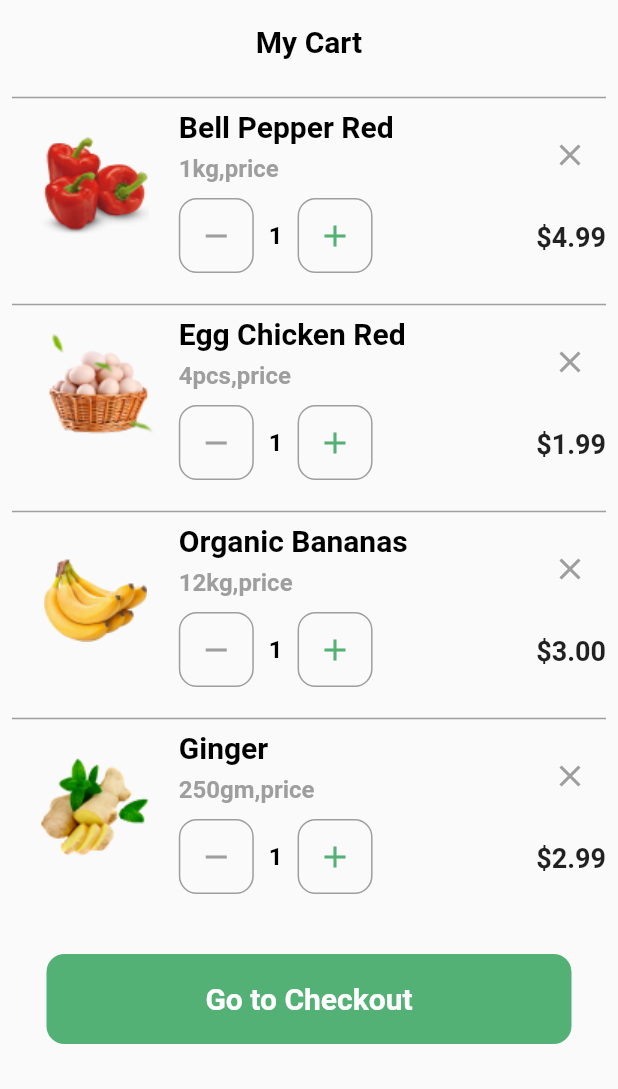
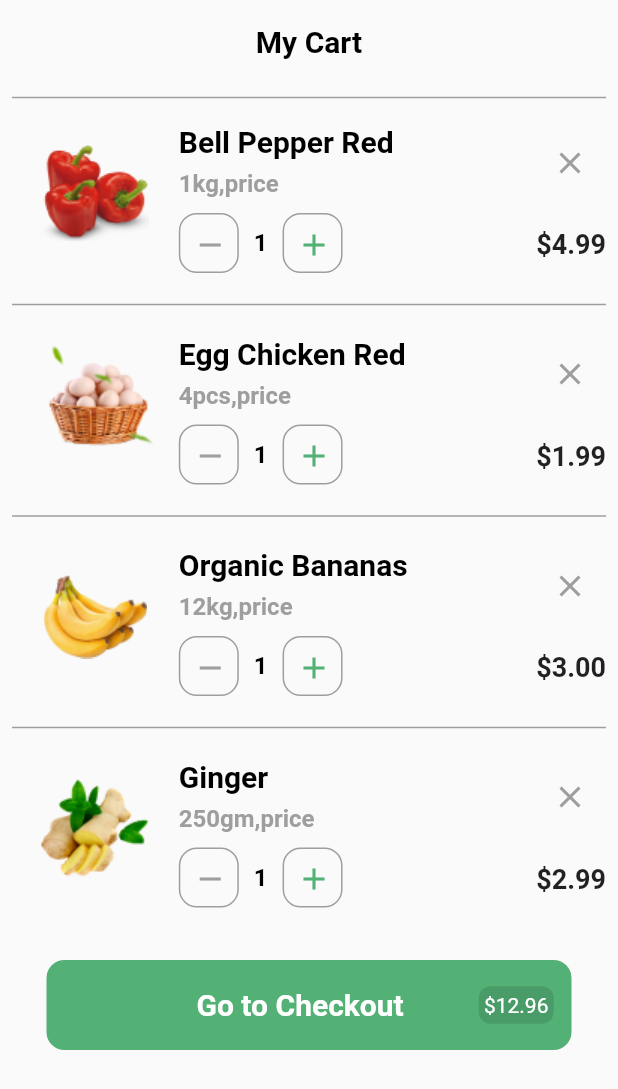
Before and after one commit to Mariam-Elkhelawy/project0, a Flutter app: the screen it shows after launch, on a phone screen of 412 x 824 dp. Shown: the top 1089 px of the screen. Run offline on Flutter 3.47's test engine with Material 2 defaults, Android fonts, the phone set to English and light mode, and no system bars.

Commit message:
edit app_button.dart

```diff
--- a/lib/app_button.dart
+++ b/lib/app_button.dart
@@ -11,19 +11,37 @@ class AppButton extends StatelessWidget {
       child: Container(
         height: 60,
         width: 350,
-        alignment: Alignment.center,
-        child: MyText(
-          title:'Go to Checkout',
-          fontSize: 20,
-          fontWeight: FontWeight.bold,
-          color:kWhiteColor,
+        child: Row(
+          children: [
+            SizedBox(
+              width: 100,
+            ),
+            MyText(
+              title: 'Go to Checkout',
+              textAlign: TextAlign.center,
+              fontSize: 20,
+              fontWeight: FontWeight.bold,
+              color: kWhiteColor,
+            ),
+            SizedBox(width: 50),
+            Container( width: 50,
+              height: 25,
+              decoration: BoxDecoration(borderRadius: BorderRadius.circular(8),
+                  shape: BoxShape.rectangle, color: Colors.black12),
+              child: Center(
+                child: MyText(
+                  title: '\$12.96',
+                  color: kWhiteColor,
+                  textAlign: TextAlign.end,
+                ),
+              ),
+            ),
+          ],
         ),
         decoration: BoxDecoration(
           borderRadius: BorderRadius.circular(12),
-          color:Color(0xFF53B175),
+          color: Color(0xFF53B175),
         ),
-
-
       ),
     );
   }
--- a/lib/views.dart
+++ b/lib/views.dart
@@ -25,10 +25,13 @@ class View extends StatelessWidget {
         child: Column(
           children: [
             Divider(
-            thickness: 1,
-            height: 2,
-            color: kGreyColor,
-          ),
+              thickness: 1,
+              height: 2,
+              color: kGreyColor,
+            ),
+            SizedBox(
+              height: 10,
+            ),
             Row(
               children: [
                 Expanded(
@@ -70,6 +73,8 @@ class View extends StatelessWidget {
                           Row(
                             children: [
                               Container(
+                                height: 40,
+                                width: 40,
                                 decoration: BoxDecoration(
                                     shape: BoxShape.rectangle,
                                     borderRadius: BorderRadius.circular(12),
@@ -83,15 +88,21 @@ class View extends StatelessWidget {
                                   onPressed: () {},
                                 ),
                               ),
-                              SizedBox(width: 10,),
+                              SizedBox(
+                                width: 10,
+                              ),
                               MyText(
-                                title: '1',fontSize: 16,fontWeight: FontWeight.bold,
+                                title: '1',
+                                fontSize: 16,
+                                fontWeight: FontWeight.bold,
                                 color: kPrimaryColor,
                               ),
                               SizedBox(
                                 width: 10,
                               ),
                               Container(
+                                height: 40,
+                                width: 40,
                                 decoration: BoxDecoration(
                                     shape: BoxShape.rectangle,
                                     borderRadius: BorderRadius.circular(12),
@@ -130,18 +141,25 @@ class View extends StatelessWidget {
                         padding: const EdgeInsets.only(top: 20),
                         child: Text(
                           '\$4.99',
-                          style: TextStyle(fontSize: 18,fontWeight: FontWeight.bold),
+                          style: TextStyle(
+                              fontSize: 18, fontWeight: FontWeight.bold),
                         ),
                       ),
                     ],
                   ),
                 ),
               ],
-            ),SizedBox(height: 20,),
+            ),
+            SizedBox(
+              height: 20,
+            ),
             Divider(
               thickness: 1,
               height: 2,
               color: kGreyColor,
+            ),
+            SizedBox(
+              height: 13,
             ),
             Row(
               children: [
@@ -184,6 +202,8 @@ class View extends StatelessWidget {
                           Row(
                             children: [
                               Container(
+                                height: 40,
+                                width: 40,
                                 decoration: BoxDecoration(
                                     shape: BoxShape.rectangle,
                                     borderRadius: BorderRadius.circular(12),
@@ -197,15 +217,21 @@ class View extends StatelessWidget {
                                   onPressed: () {},
                                 ),
                               ),
-                              SizedBox(width: 10,),
+                              SizedBox(
+                                width: 10,
+                              ),
                               MyText(
-                                title: '1' ,fontSize: 16,fontWeight: FontWeight.bold,
+                                title: '1',
+                                fontSize: 16,
+                                fontWeight: FontWeight.bold,
                                 color: kPrimaryColor,
                               ),
                               SizedBox(
                                 width: 10,
                               ),
                               Container(
+                                height: 40,
+                                width: 40,
                                 decoration: BoxDecoration(
                                     shape: BoxShape.rectangle,
                                     borderRadius: BorderRadius.circular(12),
@@ -244,19 +270,27 @@ class View extends StatelessWidget {
                         padding: const EdgeInsets.only(top: 20),
                         child: Text(
                           '\$1.99',
-                          style: TextStyle(fontSize: 18,fontWeight: FontWeight.bold),
+                          style: TextStyle(
+                              fontSize: 18, fontWeight: FontWeight.bold),
                         ),
                       ),
                     ],
                   ),
                 ),
               ],
-            ),SizedBox(height: 20,),
+            ),
+            SizedBox(
+              height: 20,
+            ),
             Divider(
               thickness: 1,
               height: 2,
               color: kGreyColor,
-            ),Row(
+            ),
+            SizedBox(
+              height: 13,
+            ),
+            Row(
               children: [
                 Expanded(
                   flex: 2,
@@ -297,6 +331,8 @@ class View extends StatelessWidget {
                           Row(
                             children: [
                               Container(
+                                height: 40,
+                                width: 40,
                                 decoration: BoxDecoration(
                                     shape: BoxShape.rectangle,
                                     borderRadius: BorderRadius.circular(12),
@@ -310,15 +346,21 @@ class View extends StatelessWidget {
                                   onPressed: () {},
                                 ),
                               ),
-                              SizedBox(width: 10,),
+                              SizedBox(
+                                width: 10,
+                              ),
                               MyText(
-                                title: '1' ,fontSize: 16,fontWeight: FontWeight.bold,
+                                title: '1',
+                                fontSize: 16,
+                                fontWeight: FontWeight.bold,
                                 color: kPrimaryColor,
                               ),
                               SizedBox(
                                 width: 10,
                               ),
                               Container(
+                                height: 40,
+                                width: 40,
                                 decoration: BoxDecoration(
                                     shape: BoxShape.rectangle,
                                     borderRadius: BorderRadius.circular(12),
@@ -357,19 +399,27 @@ class View extends StatelessWidget {
                         padding: const EdgeInsets.only(top: 20),
                         child: Text(
                           '\$3.00',
-                          style: TextStyle(fontSize: 18,fontWeight: FontWeight.bold),
+                          style: TextStyle(
+                              fontSize: 18, fontWeight: FontWeight.bold),
                         ),
                       ),
                     ],
                   ),
                 ),
               ],
-            ),SizedBox(height: 20,),
+            ),
+            SizedBox(
+              height: 20,
+            ),
             Divider(
               thickness: 1,
               height: 2,
               color: kGreyColor,
-            ),Row(
+            ),
+            SizedBox(
+              height: 13,
+            ),
+            Row(
               children: [
                 Expanded(
                   flex: 2,
@@ -392,7 +442,7 @@ class View extends StatelessWidget {
                         crossAxisAlignment: CrossAxisAlignment.start,
                         children: [
                           MyText(
-                            title:'Ginger',
+                            title: 'Ginger',
                             fontWeight: FontWeight.bold,
                             color: kPrimaryColor,
                             fontSize: 20,
@@ -410,6 +460,8 @@ class View extends StatelessWidget {
                           Row(
                             children: [
                               Container(
+                                height: 40,
+                                width: 40,
                                 decoration: BoxDecoration(
                                     shape: BoxShape.rectangle,
                                     borderRadius: BorderRadius.circular(12),
@@ -423,15 +475,21 @@ class View extends StatelessWidget {
                                   onPressed: () {},
                                 ),
                               ),
-                              SizedBox(width: 10,),
+                              SizedBox(
+                                width: 10,
+                              ),
                               MyText(
-                                title: '1' ,fontSize: 16,fontWeight: FontWeight.bold,
+                                title: '1',
+                                fontSize: 16,
+                                fontWeight: FontWeight.bold,
                                 color: kPrimaryColor,
                               ),
                               SizedBox(
                                 width: 10,
                               ),
                               Container(
+                                height: 40,
+                                width: 40,
                                 decoration: BoxDecoration(
                                     shape: BoxShape.rectangle,
                                     borderRadius: BorderRadius.circular(12),
@@ -470,17 +528,23 @@ class View extends StatelessWidget {
                         padding: const EdgeInsets.only(top: 20),
                         child: Text(
                           '\$2.99',
-                          style: TextStyle(fontSize: 18,fontWeight: FontWeight.bold),
+                          style: TextStyle(
+                              fontSize: 18, fontWeight: FontWeight.bold),
                         ),
                       ),
                     ],
                   ),
                 ),
               ],
-            ),SizedBox(height: 20,),
-
-        SizedBox(height: 20,),
-        AppButton()  ],
+            ),
+            SizedBox(
+              height: 20,
+            ),
+            SizedBox(
+              height: 15,
+            ),
+            AppButton()
+          ],
         ),
       ),
     );
```
